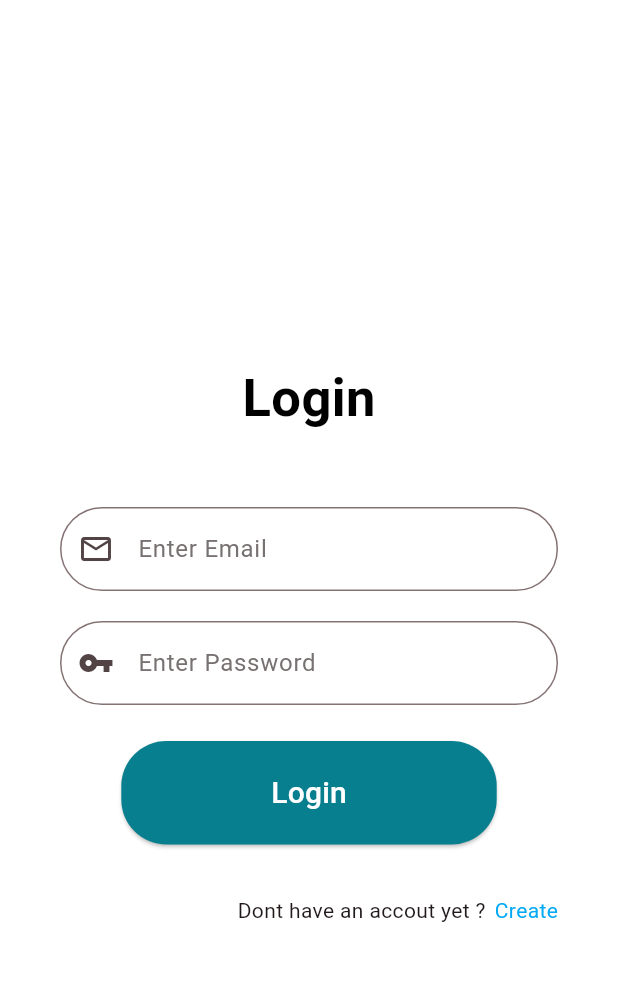
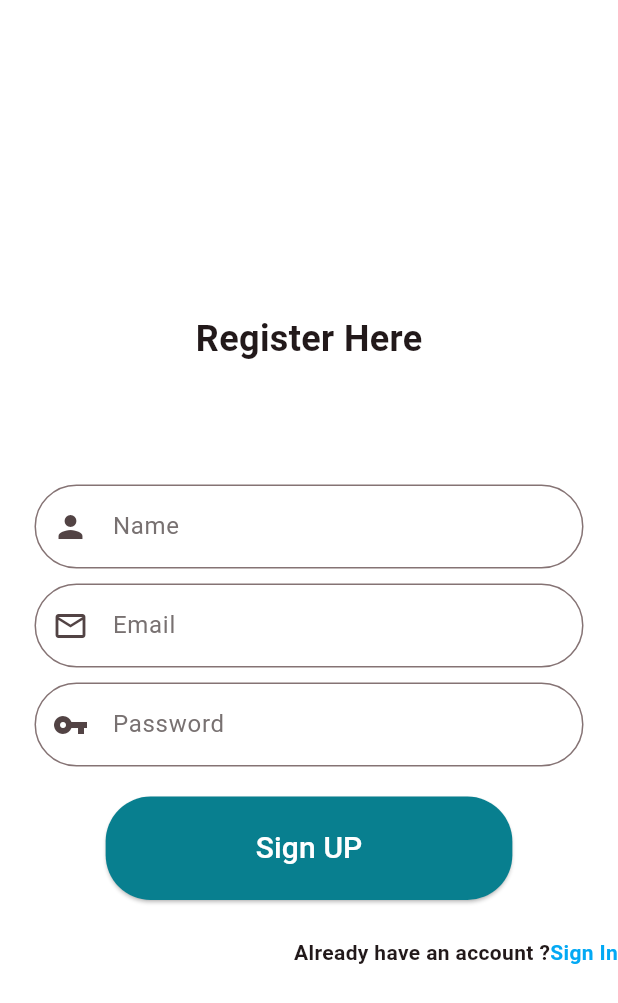
Before and after one commit to dilshankunnummal/labor_managment, a Flutter app: the screen it shows after launch, on a phone screen of 412 x 824 dp. Shown: the top 1003 px of the screen. Run offline on Flutter 3.47's test engine with Material 3 defaults, Android fonts, the light colour scheme and no system bars.

Commit message:
user registration

```diff
--- a/lib/main.dart
+++ b/lib/main.dart
@@ -1,5 +1,6 @@
 import 'package:flutter/material.dart';
 import 'package:labor_managment/constants/colors.dart';
+import 'package:labor_managment/user/user_registration.dart';
 import 'package:labor_managment/worker/worker_home.dart';
 import 'package:labor_managment/worker/worker_login.dart';
 import 'package:labor_managment/worker/worker_registration.dart';
@@ -20,11 +21,12 @@ class _MyAppState extends State<MyApp> {
   Widget build(BuildContext context) {
     return MaterialApp(
       debugShowCheckedModeBanner: false,
-      initialRoute: '/workerLogin',
+      initialRoute: '/userRegistration',
       routes: {
         '/workerRegistration': (context) => WorkerRegistration(),
         '/workerLogin': (context) => WorkerLogin(),
-        '/workerHome': (context) => WorkerHome()
+        '/workerHome': (context) => WorkerHome(),
+        '/userRegistration': (context) => UserRegistration(),
       },
       theme: ThemeData(
         colorScheme: ColorScheme.fromSeed(seedColor: ash),
--- a/lib/user/user_registration.dart
+++ b/lib/user/user_registration.dart
@@ -0,0 +1,122 @@
+import 'package:flutter/material.dart';
+import 'package:labor_managment/constants/colors.dart';
+import 'package:labor_managment/widget/button.dart';
+import 'package:labor_managment/widget/textfield.dart';
+
+class UserRegistration extends StatefulWidget {
+  const UserRegistration({super.key});
+
+  @override
+  State<UserRegistration> createState() => _WorkerRegistrationState();
+}
+
+class _WorkerRegistrationState extends State<UserRegistration> {
+  final _emailController = TextEditingController();
+  final _passwordController = TextEditingController();
+  final _nameController = TextEditingController();
+  final _formKey = GlobalKey<FormState>();
+  String? errorMessage;
+
+  @override
+  Widget build(BuildContext context) {
+    return Scaffold(
+      body: SafeArea(
+        child: Center(
+          child: SingleChildScrollView(
+            child: Form(
+              key: _formKey,
+              child: Column(
+                mainAxisAlignment: MainAxisAlignment.center,
+                children: [
+                  const SizedBox(
+                    height: 50,
+                  ),
+                  const Text(
+                    "Register Here",
+                    style: TextStyle(fontWeight: FontWeight.bold, fontSize: 24),
+                  ),
+                  const SizedBox(
+                    height: 80,
+                  ),
+                  Padding(
+                    padding: const EdgeInsets.symmetric(horizontal: 23.0),
+                    child: CustomTextField(
+                      labelText: 'Name',
+                      prefixIcon: Icons.person,
+                      controller: _nameController,
+                      obscureText: false,
+                    ),
+                  ),
+                  const SizedBox(
+                    height: 10,
+                  ),
+                  Padding(
+                    padding: const EdgeInsets.symmetric(horizontal: 23.0),
+                    child: CustomTextField(
+                      labelText: 'Email',
+                      prefixIcon: Icons.mail_outline,
+                      controller: _emailController,
+                      obscureText: false,
+                    ),
+                  ),
+                  const SizedBox(
+                    height: 10,
+                  ),
+                  Padding(
+                    padding: const EdgeInsets.symmetric(horizontal: 23.0),
+                    child: CustomTextField(
+                      labelText: 'Password',
+                      prefixIcon: Icons.vpn_key,
+                      controller: _passwordController,
+                      obscureText: true,
+                    ),
+                  ),
+                  const SizedBox(
+                    height: 20,
+                  ),
+                  Padding(
+                    padding: const EdgeInsets.symmetric(horizontal: 25.0),
+                    child: CustomElevatedButton(
+                        onPressed: () {
+                          Navigator.pushNamed(context, '/workerHome');
+                        },
+                        buttonText: 'Sign UP'),
+                  ),
+                  const SizedBox(
+                    height: 25,
+                  ),
+                  Row(
+                    mainAxisAlignment: MainAxisAlignment.end,
+                    children: [
+                      const Text(
+                        'Already have an account ?',
+                        style: TextStyle(
+                          fontWeight: FontWeight.bold,
+                        ),
+                      ),
+                      GestureDetector(
+                        onTap: () {
+                          Navigator.pushNamed(context, '/workerLogin');
+                        },
+                        child: const Text(
+                          'Sign In',
+                          style: TextStyle(
+                            fontWeight: FontWeight.bold,
+                            color: blue,
+                          ),
+                        ),
+                      ),
+                    ],
+                  ),
+                  const SizedBox(
+                    height: 20,
+                  ),
+                ],
+              ),
+            ),
+          ),
+        ),
+      ),
+    );
+  }
+}
```
